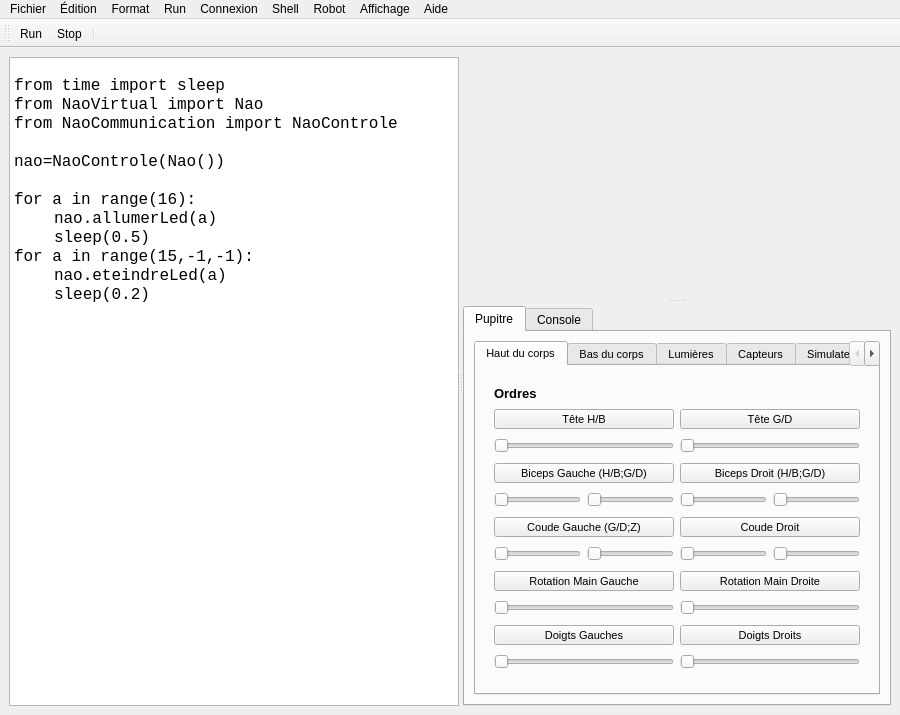
First picture: the form in dep/simulator.ui, repository AdrienVR/NaoSimulator, before the edit.
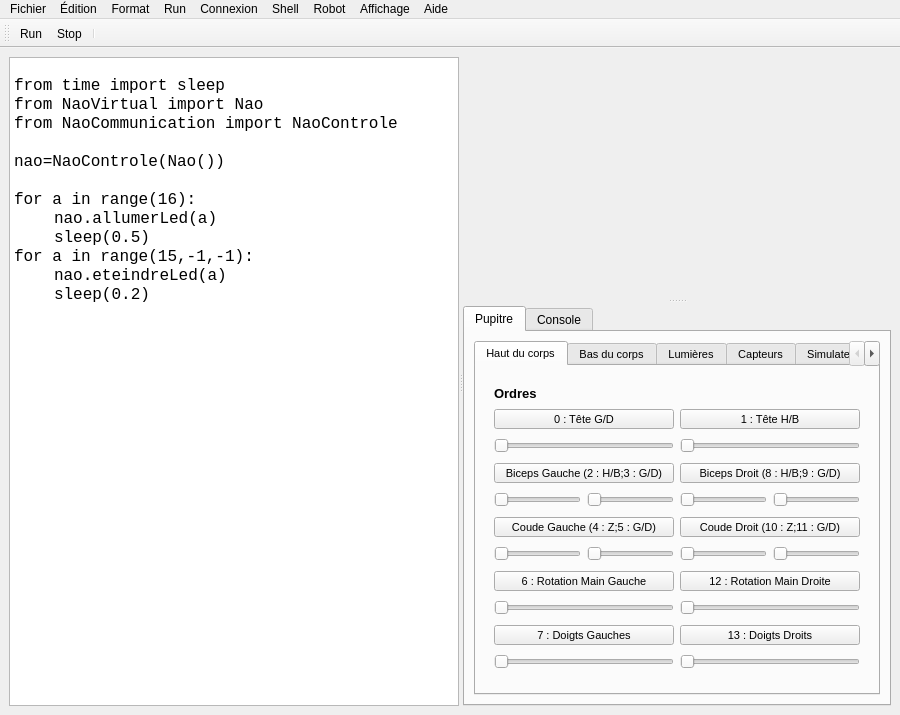
Second picture: the form after the edit. Icons and pictures are not drawn.

What changed in the file:
```diff
--- a/dep/simulator.ui
+++ b/dep/simulator.ui
@@ -221,80 +221,7 @@
                       </property>
                      </spacer>
                     </item>
-                    <item row="1" column="0">
-                     <widget class="QPushButton" name="pushButtonTeteHB">
-                      <property name="maximumSize">
-                       <size>
-                        <width>16777215</width>
-                        <height>20</height>
-                       </size>
-                      </property>
-                      <property name="acceptDrops">
-                       <bool>true</bool>
-                      </property>
-                      <property name="text">
-                       <string>Tête H/B</string>
-                      </property>
-                     </widget>
-                    </item>
-                    <item row="1" column="1">
-                     <widget class="QPushButton" name="pushButtonTeteGD">
-                      <property name="maximumSize">
-                       <size>
-                        <width>16777215</width>
-                        <height>20</height>
-                       </size>
-                      </property>
-                      <property name="text">
-                       <string>Tête G/D</string>
-                      </property>
-                     </widget>
-                    </item>
-                    <item row="2" column="0">
-                     <widget class="QSlider" name="horizontalSliderTete0">
-                      <property name="maximumSize">
-                       <size>
-                        <width>16777215</width>
-                        <height>18</height>
-                       </size>
-                      </property>
-                      <property name="minimum">
-                       <number>0</number>
-                      </property>
-                      <property name="maximum">
-                       <number>100</number>
-                      </property>
-                      <property name="value">
-                       <number>0</number>
-                      </property>
-                      <property name="orientation">
-                       <enum>Qt::Horizontal</enum>
-                      </property>
-                     </widget>
-                    </item>
-                    <item row="2" column="1">
-                     <widget class="QSlider" name="horizontalSliderTete2">
-                      <property name="maximumSize">
-                       <size>
-                        <width>16777215</width>
-                        <height>18</height>
-                       </size>
-                      </property>
-                      <property name="minimum">
-                       <number>0</number>
-                      </property>
-                      <property name="maximum">
-                       <number>100</number>
-                      </property>
-                      <property name="value">
-                       <number>0</number>
-                      </property>
-                      <property name="orientation">
-                       <enum>Qt::Horizontal</enum>
-                      </property>
-                     </widget>
-                    </item>
-                    <item row="3" column="0">
+                    <item row="4" column="0">
                      <widget class="QPushButton" name="pushButtonBicepsG">
                       <property name="maximumSize">
                        <size>
@@ -303,11 +230,11 @@
                        </size>
                       </property>
                       <property name="text">
-                       <string>Biceps Gauche (H/B;G/D)</string>
+                       <string>Biceps Gauche (2 : H/B;3 : G/D)</string>
                       </property>
                      </widget>
                     </item>
-                    <item row="3" column="1">
+                    <item row="4" column="1">
                      <widget class="QPushButton" name="pushButtonBicepsD">
                       <property name="maximumSize">
                        <size>
@@ -316,11 +243,11 @@
                        </size>
                       </property>
                       <property name="text">
-                       <string>Biceps Droit (H/B;G/D)</string>
+                       <string>Biceps Droit (8 : H/B;9 : G/D)</string>
                       </property>
                      </widget>
                     </item>
-                    <item row="4" column="0">
+                    <item row="5" column="0">
                      <layout class="QHBoxLayout" name="horizontalLayout">
                       <property name="topMargin">
                        <number>0</number>
@@ -365,7 +292,7 @@
                       </item>
                      </layout>
                     </item>
-                    <item row="4" column="1">
+                    <item row="5" column="1">
                      <layout class="QHBoxLayout" name="horizontalLayout_5">
                       <item>
                        <widget class="QSlider" name="horizontalSliderBicepsD0">
@@ -407,7 +334,7 @@
                       </item>
                      </layout>
                     </item>
-                    <item row="6" column="0">
+                    <item row="7" column="0">
                      <widget class="QPushButton" name="pushButtonCoudeG">
                       <property name="maximumSize">
                        <size>
@@ -416,11 +343,11 @@
                        </size>
                       </property>
                       <property name="text">
-                       <string>Coude Gauche (G/D;Z)</string>
+                       <string>Coude Gauche (4 : Z;5 : G/D)</string>
                       </property>
                      </widget>
                     </item>
-                    <item row="6" column="1">
+                    <item row="7" column="1">
                      <widget class="QPushButton" name="pushButtonCoudeD">
                       <property name="maximumSize">
                        <size>
@@ -429,12 +356,31 @@
                        </size>
                       </property>
                       <property name="text">
-                       <string>Coude Droit</string>
+                       <string>Coude Droit (10 : Z;11 : G/D)</string>
                       </property>
                      </widget>
                     </item>
-                    <item row="7" column="0">
+                    <item row="8" column="0">
                      <layout class="QHBoxLayout" name="horizontalLayout_4">
+                      <item>
+                       <widget class="QSlider" name="horizontalSliderCoudeG1">
+                        <property name="maximumSize">
+                         <size>
+                          <width>16777215</width>
+                          <height>18</height>
+                         </size>
+                        </property>
+                        <property name="minimum">
+                         <number>0</number>
+                        </property>
+                        <property name="maximum">
+                         <number>100</number>
+                        </property>
+                        <property name="orientation">
+                         <enum>Qt::Horizontal</enum>
+                        </property>
+                       </widget>
+                      </item>
                       <item>
                        <widget class="QSlider" name="horizontalSliderCoudeG0">
                         <property name="maximumSize">
@@ -457,70 +403,9 @@
                         </property>
                        </widget>
                       </item>
-                      <item>
-                       <widget class="QSlider" name="horizontalSliderCoudeG1">
-                        <property name="maximumSize">
-                         <size>
-                          <width>16777215</width>
-                          <height>18</height>
-                         </size>
-                        </property>
-                        <property name="minimum">
-                         <number>0</number>
-                        </property>
-                        <property name="maximum">
-                         <number>100</number>
-                        </property>
-                        <property name="orientation">
-                         <enum>Qt::Horizontal</enum>
-                        </property>
-                       </widget>
-                      </item>
                      </layout>
                     </item>
-                    <item row="7" column="1">
-                     <layout class="QHBoxLayout" name="horizontalLayout_7">
-                      <item>
-                       <widget class="QSlider" name="horizontalSliderCoudeD0">
-                        <property name="maximumSize">
-                         <size>
-                          <width>16777215</width>
-                          <height>18</height>
-                         </size>
-                        </property>
-                        <property name="minimum">
-                         <number>0</number>
-                        </property>
-                        <property name="maximum">
-                         <number>100</number>
-                        </property>
-                        <property name="orientation">
-                         <enum>Qt::Horizontal</enum>
-                        </property>
-                       </widget>
-                      </item>
-                      <item>
-                       <widget class="QSlider" name="horizontalSliderCoudeD1">
-                        <property name="maximumSize">
-                         <size>
-                          <width>16777215</width>
-                          <height>18</height>
-                         </size>
-                        </property>
-                        <property name="minimum">
-                         <number>0</number>
-                        </property>
-                        <property name="maximum">
-                         <number>100</number>
-                        </property>
-                        <property name="orientation">
-                         <enum>Qt::Horizontal</enum>
-                        </property>
-                       </widget>
-                      </item>
-                     </layout>
-                    </item>
-                    <item row="9" column="0">
+                    <item row="10" column="0">
                      <widget class="QPushButton" name="pushButtonMainG">
                       <property name="maximumSize">
                        <size>
@@ -529,11 +414,11 @@
                        </size>
                       </property>
                       <property name="text">
-                       <string>Rotation Main Gauche</string>
+                       <string>6 : Rotation Main Gauche</string>
                       </property>
                      </widget>
                     </item>
-                    <item row="9" column="1">
+                    <item row="10" column="1">
                      <widget class="QPushButton" name="pushButtonMainD">
                       <property name="maximumSize">
                        <size>
@@ -542,11 +427,11 @@
                        </size>
                       </property>
                       <property name="text">
-                       <string>Rotation Main Droite</string>
+                       <string>12 : Rotation Main Droite</string>
                       </property>
                      </widget>
                     </item>
-                    <item row="11" column="0">
+                    <item row="12" column="0">
                      <widget class="QSlider" name="horizontalSliderMainG1">
                       <property name="maximumSize">
                        <size>
@@ -565,7 +450,7 @@
                       </property>
                      </widget>
                     </item>
-                    <item row="11" column="1">
+                    <item row="12" column="1">
                      <widget class="QSlider" name="horizontalSliderMainD1">
                       <property name="maximumSize">
                        <size>
@@ -584,7 +469,7 @@
                       </property>
                      </widget>
                     </item>
-                    <item row="12" column="0">
+                    <item row="13" column="0">
                      <widget class="QPushButton" name="pushButtonDoigtsG">
                       <property name="maximumSize">
                        <size>
@@ -593,11 +478,11 @@
                        </size>
                       </property>
                       <property name="text">
-                       <string>Doigts Gauches</string>
+                       <string>7 : Doigts Gauches</string>
                       </property>
                      </widget>
                     </item>
-                    <item row="12" column="1">
+                    <item row="13" column="1">
                      <widget class="QPushButton" name="pushButtonDoigtsD">
                       <property name="maximumSize">
                        <size>
@@ -606,11 +491,11 @@
                        </size>
                       </property>
                       <property name="text">
-                       <string>Doigts Droits</string>
+                       <string>13 : Doigts Droits</string>
                       </property>
                      </widget>
                     </item>
-                    <item row="13" column="0">
+                    <item row="14" column="0">
                      <widget class="QSlider" name="horizontalSliderDoigtsG0">
                       <property name="maximumSize">
                        <size>
@@ -629,7 +514,7 @@
                       </property>
                      </widget>
                     </item>
-                    <item row="13" column="1">
+                    <item row="14" column="1">
                      <widget class="QSlider" name="horizontalSliderDoigtsD0">
                       <property name="maximumSize">
                        <size>
@@ -648,6 +533,121 @@
                       </property>
                      </widget>
                     </item>
+                    <item row="3" column="0">
+                     <widget class="QSlider" name="horizontalSliderTete2">
+                      <property name="maximumSize">
+                       <size>
+                        <width>16777215</width>
+                        <height>18</height>
+                       </size>
+                      </property>
+                      <property name="minimum">
+                       <number>0</number>
+                      </property>
+                      <property name="maximum">
+                       <number>100</number>
+                      </property>
+                      <property name="value">
+                       <number>0</number>
+                      </property>
+                      <property name="orientation">
+                       <enum>Qt::Horizontal</enum>
+                      </property>
+                     </widget>
+                    </item>
+                    <item row="3" column="1">
+                     <widget class="QSlider" name="horizontalSliderTete0">
+                      <property name="maximumSize">
+                       <size>
+                        <width>16777215</width>
+                        <height>18</height>
+                       </size>
+                      </property>
+                      <property name="minimum">
+                       <number>0</number>
+                      </property>
+                      <property name="maximum">
+                       <number>100</number>
+                      </property>
+                      <property name="value">
+                       <number>0</number>
+                      </property>
+                      <property name="orientation">
+                       <enum>Qt::Horizontal</enum>
+                      </property>
+                     </widget>
+                    </item>
+                    <item row="2" column="1">
+                     <widget class="QPushButton" name="pushButtonTeteHB">
+                      <property name="maximumSize">
+                       <size>
+                        <width>16777215</width>
+                        <height>20</height>
+                       </size>
+                      </property>
+                      <property name="acceptDrops">
+                       <bool>true</bool>
+                      </property>
+                      <property name="text">
+                       <string>1 : Tête H/B</string>
+                      </property>
+                     </widget>
+                    </item>
+                    <item row="2" column="0">
+                     <widget class="QPushButton" name="pushButtonTeteGD">
+                      <property name="maximumSize">
+                       <size>
+                        <width>16777215</width>
+                        <height>20</height>
+                       </size>
+                      </property>
+                      <property name="text">
+                       <string>0 : Tête G/D</string>
+                      </property>
+                     </widget>
+                    </item>
+                    <item row="8" column="1">
+                     <layout class="QHBoxLayout" name="horizontalLayout_7">
+                      <item>
+                       <widget class="QSlider" name="horizontalSliderCoudeD1">
+                        <property name="maximumSize">
+                         <size>
+                          <width>16777215</width>
+                          <height>18</height>
+                         </size>
+                        </property>
+                        <property name="minimum">
+                         <number>0</number>
+                        </property>
+                        <property name="maximum">
+                         <number>100</number>
+                        </property>
+                        <property name="orientation">
+                         <enum>Qt::Horizontal</enum>
+                        </property>
+                       </widget>
+                      </item>
+                      <item>
+                       <widget class="QSlider" name="horizontalSliderCoudeD0">
+                        <property name="maximumSize">
+                         <size>
+                          <width>16777215</width>
+                          <height>18</height>
+                         </size>
+                        </property>
+                        <property name="minimum">
+                         <number>0</number>
+                        </property>
+                        <property name="maximum">
+                         <number>100</number>
+                        </property>
+                        <property name="orientation">
+                         <enum>Qt::Horizontal</enum>
+                        </property>
+                       </widget>
+                      </item>
+                     </layout>
+                    </item>
                    </layout>
                   </widget>
                  </item>
@@ -1913,6 +1913,8 @@
     <property name="title">
      <string>Affichage</string>
     </property>
+    <addaction name="actionColors"/>
+    <addaction name="separator"/>
     <addaction name="actionReinitialiser_Pupitre"/>
     <addaction name="actionReinitialiser_Editeur"/>
     <addaction name="actionReinitialiser_Vue_3D"/>
@@ -2213,6 +2215,11 @@
     <string>NAO H21</string>
    </property>
   </action>
+  <action name="actionColors">
+   <property name="text">
+    <string>Personnaliser les couleurs...</string>
+   </property>
+  </action>
  </widget>
  <resources>
   <include location="rsc.qrc"/>
```
